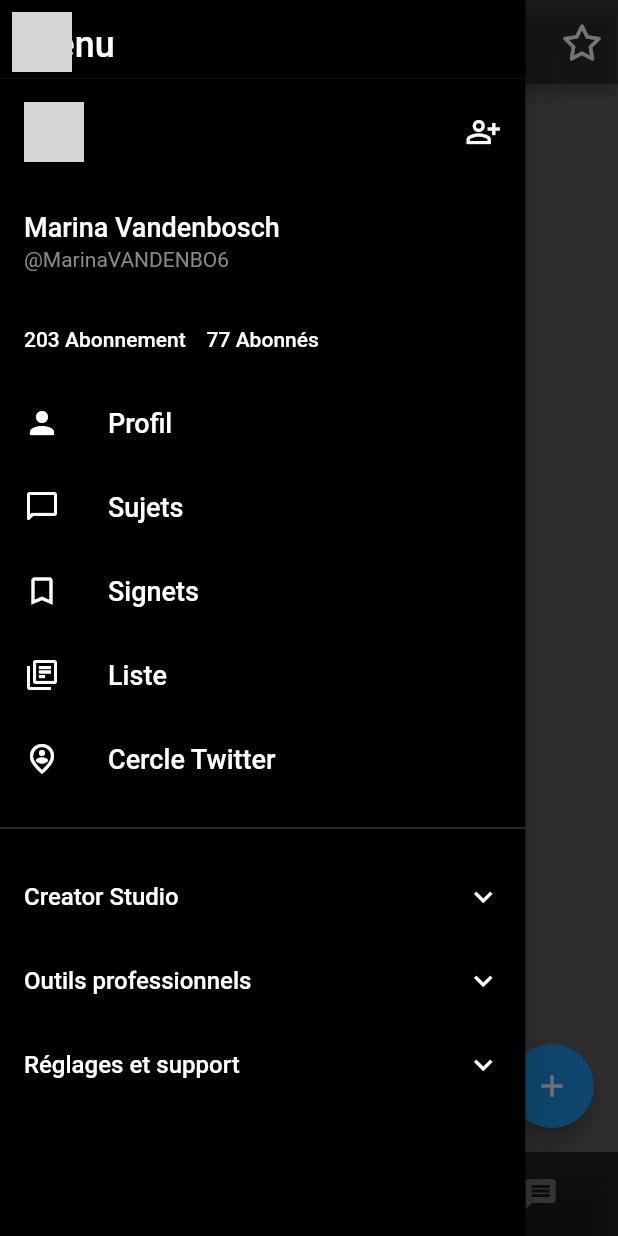
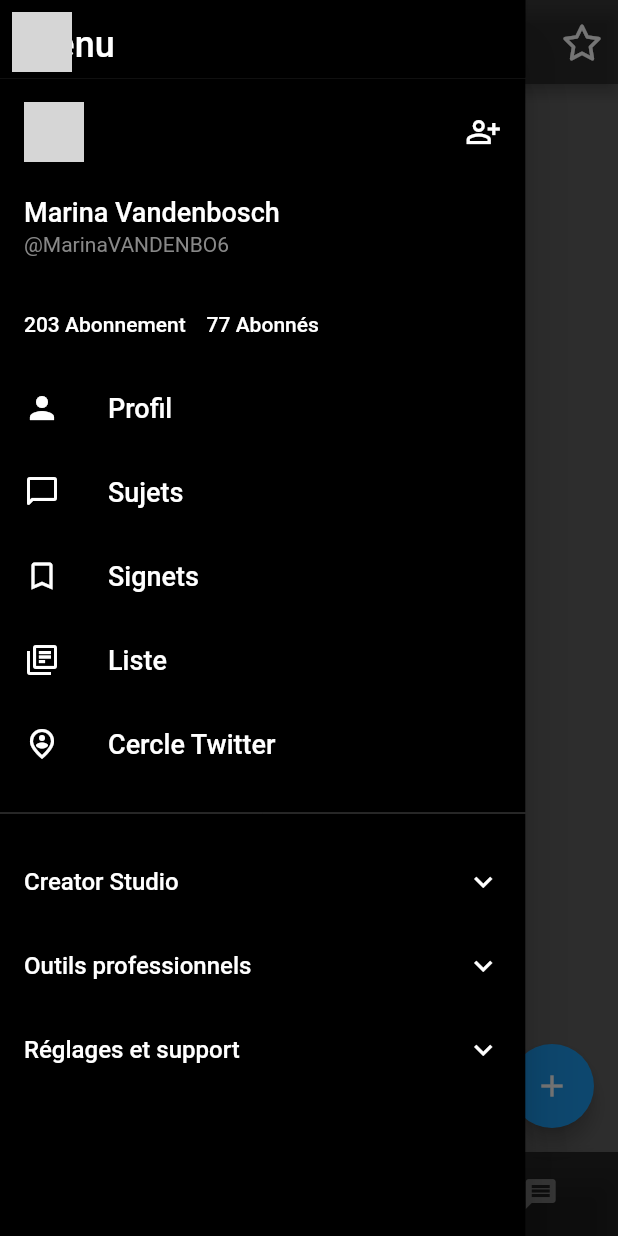
Before and after one commit to Nyaraa-2/twitter_flutter_cda, a Flutter app: the screen it shows after launch, with the side drawer open, on a phone screen of 412 x 824 dp. Run offline on Flutter 3.47's test engine with Material 2 defaults, Android fonts, the phone set to English and light mode, and no system bars; drawn by our look-alikes of custom_navigation_bar; our stand-ins replace font_awesome_flutter; network calls fail; grey boxes are pictures that could not be loaded.

Commit message:
:rocket: create widget menu content

```diff
--- a/lib/screens/home/homePage.dart
+++ b/lib/screens/home/homePage.dart
@@ -1,3 +1,5 @@
+// ignore_for_file: file_names
+
 import 'package:flutter/material.dart';
 import 'package:my_twitter_app/screens/home/widgets/appBarHome.dart';
 import 'package:my_twitter_app/screens/home/widgets/drawer.dart';
--- a/lib/screens/home/widgets/appBarHome.dart
+++ b/lib/screens/home/widgets/appBarHome.dart
@@ -1,3 +1,5 @@
+// ignore_for_file: file_names
+
 import 'package:flutter/material.dart';
 import 'package:font_awesome_flutter/font_awesome_flutter.dart';
 
@@ -31,6 +33,5 @@
   }
 
   @override
-  // TODO: implement preferredSize
   Size get preferredSize => const Size.fromHeight(kToolbarHeight);
 }
--- a/lib/screens/home/widgets/drawer.dart
+++ b/lib/screens/home/widgets/drawer.dart
@@ -1,6 +1,5 @@
 import 'package:flutter/material.dart';
-import 'package:my_twitter_app/main.dart';
-import 'package:my_twitter_app/screens/home/homePage.dart';
+import 'package:my_twitter_app/screens/home/widgets/menuContent.dart';
 import 'package:my_twitter_app/screens/profile/profile.dart';
 
 class DrawerList extends StatelessWidget {
@@ -13,8 +12,8 @@
       backgroundColor: const Color.fromARGB(255, 0, 0, 0),
       child: ListView(
         padding: EdgeInsets.zero,
-        children: [
-          const SizedBox(
+        children: const [
+          SizedBox(
             height: 60,
             child: DrawerHeader(
               decoration: BoxDecoration(
@@ -29,167 +28,80 @@
               ),
             ),
           ),
-          ListTile(
-            leading: const CircleAvatar(
+          MenuContent(
+            leadingContent: CircleAvatar(
                 backgroundImage: NetworkImage(
                     'https://avatars.githubusercontent.com/u/67165182?v=4')),
-            onTap: () {
-              Navigator.push(
-                  context,
-                  MaterialPageRoute(
-                    builder: (context) => const ProfilePage(),
-                  ));
-            },
-            trailing: const Icon(Icons.person_add_alt_outlined),
+            trailingContent: Icon(Icons.person_add_alt_outlined),
+            route: ProfilePage(),
           ),
-          const SizedBox(
+          MenuContent(
+            titleContent: 'Marina Vandenbosch',
+            route: ProfilePage(),
+            fontSizeContent: 18,
+            subtitleContent: '@MarinaVANDENBO6',
+          ),
+          MenuContent(
+            titleContent: '203 Abonnement    77 Abonnés',
+            route: ProfilePage(),
+            fontSizeContent: 14,
+          ),
+          MenuContent(
+            leadingContent: Icon(Icons.person),
+            titleContent: 'Profil',
+            route: ProfilePage(),
+            fontSizeContent: 18,
+          ),
+          MenuContent(
+            leadingContent: Icon(Icons.messenger_outline_rounded),
+            titleContent: 'Sujets',
+            route: ProfilePage(),
+            fontSizeContent: 18,
+          ),
+          MenuContent(
+            leadingContent: Icon(Icons.bookmark_border),
+            titleContent: 'Signets',
+            route: ProfilePage(),
+            fontSizeContent: 18,
+          ),
+          MenuContent(
+            leadingContent: Icon(Icons.library_books_outlined),
+            titleContent: 'Liste',
+            route: ProfilePage(),
+            fontSizeContent: 18,
+          ),
+          MenuContent(
+            leadingContent: Icon(Icons.person_pin_circle_outlined),
+            titleContent: 'Cercle Twitter',
+            route: ProfilePage(),
+            fontSizeContent: 18,
+          ),
+          SizedBox(
             height: 10,
           ),
-          const ListTile(
-            title: Text(
-              'Marina Vandenbosch',
-              style: TextStyle(
-                color: Colors.white,
-                fontSize: 18,
-              ),
-            ),
-            subtitle: Text('@MarinaVANDENBO6',
-                style: TextStyle(color: Color.fromARGB(255, 136, 136, 136))),
+          Divider(
+            color: Colors.white30,
           ),
-          const ListTile(
-            title: Text(
-              '203 Abonnement    77 Abonnés',
-              style: TextStyle(
-                color: Colors.white,
-              ),
-            ),
-          ),
-          ListTile(
-            leading: const Icon(Icons.person),
-            title: const Text(
-              'Profil',
-              style: TextStyle(
-                color: Colors.white,
-                fontSize: 18,
-              ),
-            ),
-            onTap: () {
-              Navigator.push(
-                context,
-                MaterialPageRoute(builder: (context) => const ProfilePage()),
-              );
-            },
-          ),
-          ListTile(
-            leading: const Icon(Icons.messenger_outline_rounded),
-            title: const Text('Sujets',
-                style: TextStyle(
-                  color: Colors.white,
-                  fontSize: 18,
-                )),
-            onTap: () {
-              Navigator.push(context,
-                  MaterialPageRoute(builder: (context) => const HomePage()));
-            },
-          ),
-          ListTile(
-            leading: const Icon(Icons.bookmark_border),
-            title: const Text('Signets',
-                style: TextStyle(
-                  color: Colors.white,
-                  fontSize: 18,
-                )),
-            onTap: () {
-              Navigator.push(
-                  context,
-                  MaterialPageRoute(
-                    builder: (context) => const HomePage(),
-                  ));
-            },
-          ),
-          ListTile(
-            leading: const Icon(Icons.library_books_outlined),
-            title: const Text('Liste',
-                style: TextStyle(
-                  color: Colors.white,
-                  fontSize: 18,
-                )),
-            onTap: () {
-              Navigator.push(
-                  context,
-                  MaterialPageRoute(
-                    builder: (context) => const HomePage(),
-                  ));
-            },
-          ),
-          ListTile(
-            leading: const Icon(Icons.person_pin_circle_outlined),
-            title: const Text('Cercle Twitter',
-                style: TextStyle(
-                  color: Colors.white,
-                  fontSize: 18,
-                )),
-            onTap: () {
-              Navigator.push(
-                  context,
-                  MaterialPageRoute(
-                    builder: (context) => const HomePage(),
-                  ));
-            },
-          ),
-          const SizedBox(
+          SizedBox(
             height: 10,
           ),
-          const Divider(
-            color: Colors.white30,
+          MenuContent(
+            titleContent: 'Creator Studio',
+            route: ProfilePage(),
+            fontSizeContent: 16,
+            trailingContent: Icon(Icons.keyboard_arrow_down_sharp),
           ),
-          const SizedBox(
-            height: 10,
+          MenuContent(
+            titleContent: 'Outils professionnels',
+            route: ProfilePage(),
+            fontSizeContent: 16,
+            trailingContent: Icon(Icons.keyboard_arrow_down_sharp),
           ),
-          ListTile(
-            title: const Text('Creator Studio',
-                style: TextStyle(
-                  color: Colors.white,
-                  fontSize: 16,
-                )),
-            onTap: () {
-              Navigator.push(
-                  context,
-                  MaterialPageRoute(
-                    builder: (context) => const HomePage(),
-                  ));
-            },
-            trailing: const Icon(Icons.keyboard_arrow_down_sharp),
-          ),
-          ListTile(
-            title: const Text('Outils professionnels',
-                style: TextStyle(
-                  color: Colors.white,
-                  fontSize: 16,
-                )),
-            onTap: () {
-              Navigator.push(
-                  context,
-                  MaterialPageRoute(
-                    builder: (context) => const HomePage(),
-                  ));
-            },
-            trailing: const Icon(Icons.keyboard_arrow_down_sharp),
-          ),
-          ListTile(
-            title: const Text('Réglages et support',
-                style: TextStyle(
-                  color: Colors.white,
-                  fontSize: 16,
-                )),
-            onTap: () {
-              Navigator.push(
-                  context,
-                  MaterialPageRoute(
-                    builder: (context) => const HomePage(),
-                  ));
-            },
-            trailing: const Icon(Icons.keyboard_arrow_down_sharp),
+          MenuContent(
+            titleContent: 'Réglages et support',
+            route: ProfilePage(),
+            fontSizeContent: 16,
+            trailingContent: Icon(Icons.keyboard_arrow_down_sharp),
           ),
         ],
       ),
--- /dev/null
+++ b/lib/screens/home/widgets/menuContent.dart
@@ -0,0 +1,47 @@
+// ignore: file_names
+import 'package:flutter/material.dart';
+
+class MenuContent extends StatelessWidget {
+  const MenuContent({
+    super.key,
+    required this.route,
+    this.titleContent,
+    this.fontSizeContent,
+    this.subtitleContent,
+    this.leadingContent,
+    this.trailingContent,
+    this.navigation,
+  });
+  final Widget? leadingContent;
+  final String? titleContent;
+  final double? fontSizeContent;
+  final String? subtitleContent;
+  final Widget? trailingContent;
+  final Widget route;
+  final void navigation;
+  @override
+  Widget build(BuildContext context) {
+    return ListTile(
+      leading: leadingContent,
+      title: titleContent != null
+          ? Text(
+              titleContent!,
+              style: TextStyle(
+                color: Colors.white,
+                fontSize: fontSizeContent,
+              ),
+            )
+          : null,
+      subtitle: subtitleContent != null
+          ? Text(subtitleContent!,
+              style: const TextStyle(color: Color.fromARGB(255, 136, 136, 136)))
+          : null,
+      onTap: () => Navigator.push(
+          context,
+          MaterialPageRoute(
+            builder: (context) => route,
+          )),
+      trailing: trailingContent,
+    );
+  }
+}
--- a/lib/widgets/customNavigationBar.dart
+++ b/lib/widgets/customNavigationBar.dart
@@ -1,3 +1,5 @@
+// ignore_for_file: file_names
+
 import 'package:custom_navigation_bar/custom_navigation_bar.dart';
 import 'package:flutter/material.dart';
 
```
